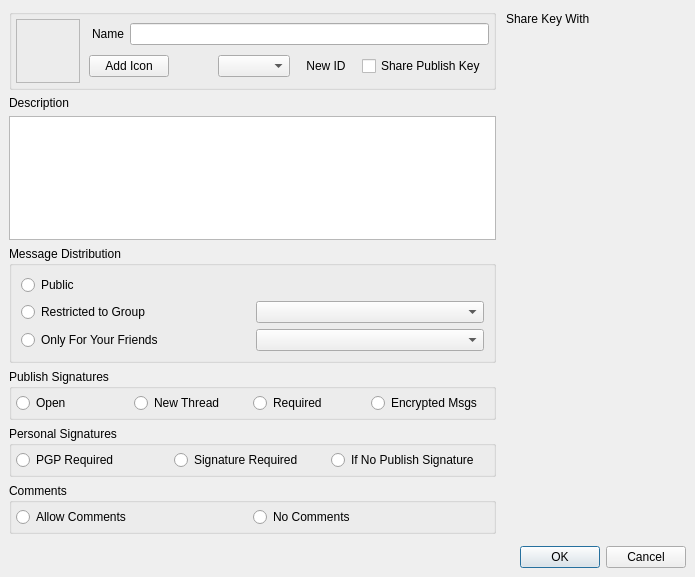
The window that retroshare-gui/src/gui/gxs/GxsGroupDialog.ui (RetroShare/RetroShare) describes before a commit, drawn with Qt 5.
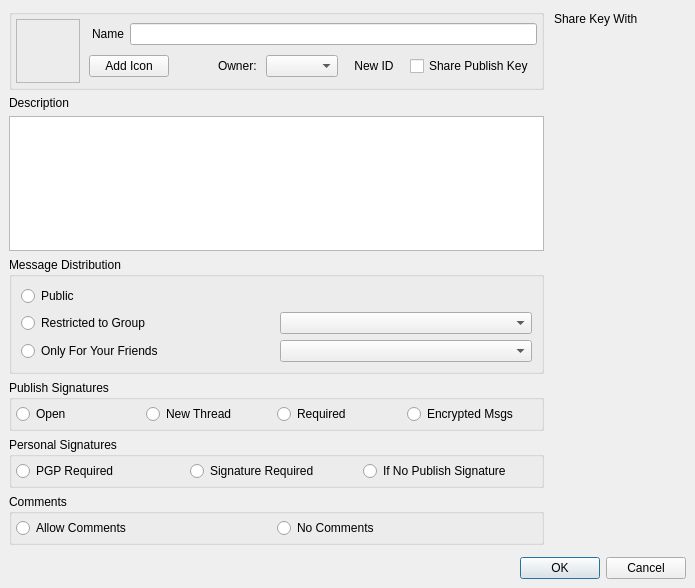
The same window after the commit. Icons and pictures are not drawn. Custom widgets are drawn as their Qt base class.

Commit message: disabled group restriction when not using circles in forums/posted/channels. Also disabled key sharing since it is unfinished

Patch:
```diff
--- a/retroshare-gui/src/gui/gxs/GxsGroupDialog.ui
+++ b/retroshare-gui/src/gui/gxs/GxsGroupDialog.ui
@@ -7,7 +7,7 @@
     <x>0</x>
     <y>0</y>
     <width>695</width>
-    <height>577</height>
+    <height>588</height>
    </rect>
   </property>
   <property name="windowTitle">
@@ -132,6 +132,16 @@
                </property>
               </spacer>
              </item>
+             <item>
+              <widget class="QLabel" name="label_2">
+               <property name="toolTip">
+                <string>Will be used to send feedback</string>
+               </property>
+               <property name="text">
+                <string>Owner:</string>
+               </property>
+              </widget>
+             </item>
              <item>
               <widget class="GxsIdChooser" name="idChooser"/>
              </item>
```
Lines whose indentation alone changed are shown as unchanged. The commit also changes 2 other files.
